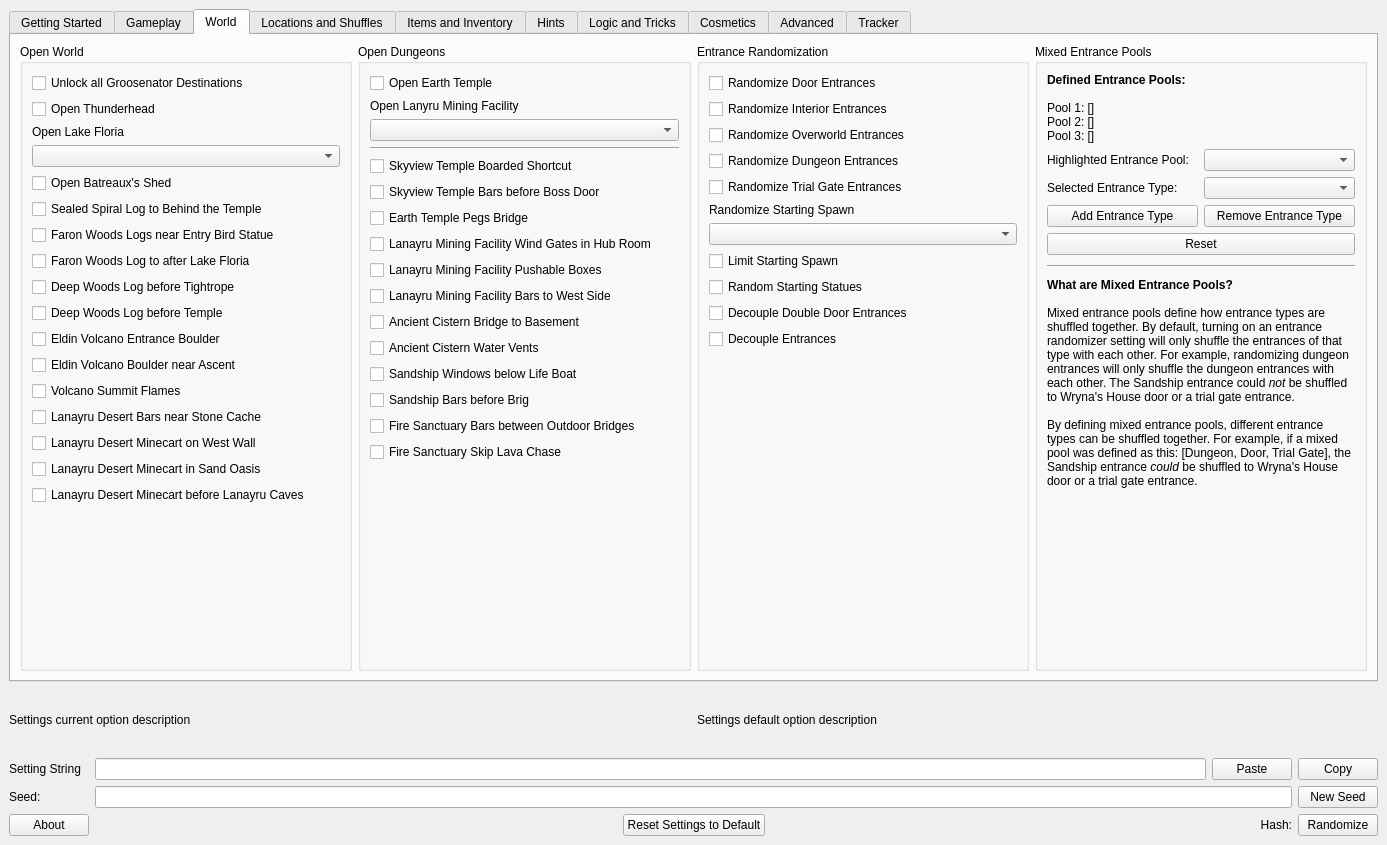
Old version of the form gui/ui/main.ui in the repository mint-choc-chip-skyblade/sshd-rando.
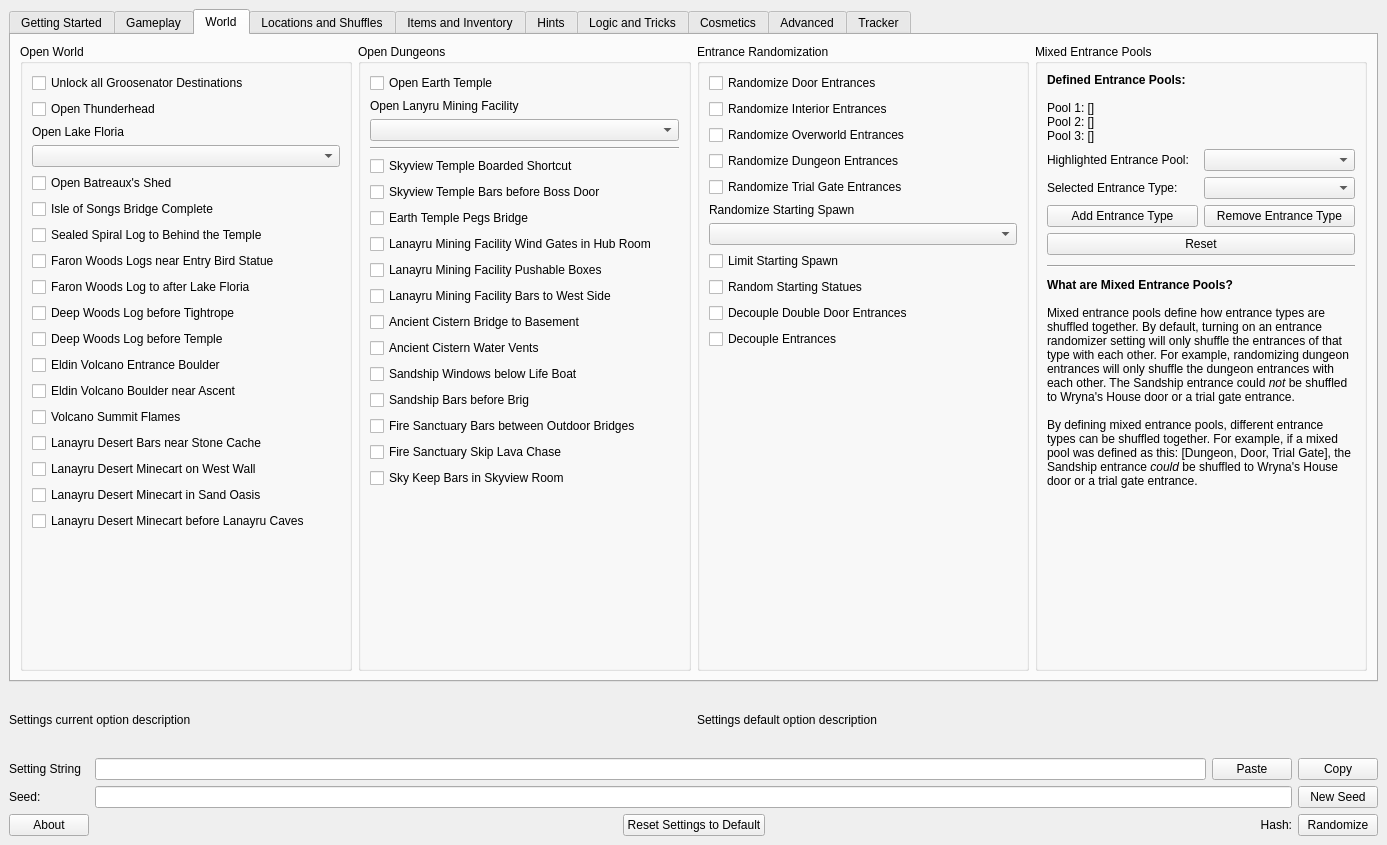
New version of the form. Custom widgets are drawn as their Qt base class.

Commit message: Add shortcuts for ios bridge and SKeep SV bars

```diff
--- a/gui/ui/main.ui
+++ b/gui/ui/main.ui
@@ -1064,6 +1064,13 @@
              </property>
             </widget>
            </item>
+           <item>
+            <widget class="RandoTriStateCheckBox" name="setting_shortcut_ios_bridge_complete">
+             <property name="text">
+              <string>Isle of Songs Bridge Complete</string>
+             </property>
+            </widget>
+           </item>
            <item>
             <widget class="RandoTriStateCheckBox" name="setting_shortcut_spiral_log_to_btt">
              <property name="text">
@@ -1278,6 +1285,13 @@
              </property>
             </widget>
            </item>
+           <item>
+            <widget class="RandoTriStateCheckBox" name="setting_shortcut_sky_keep_sv_room_bars">
+             <property name="text">
+              <string>Sky Keep Bars in Skyview Room</string>
+             </property>
+            </widget>
+           </item>
            <item>
             <spacer name="shortcuts_vspacer">
              <property name="orientation">
```
The commit also changes 5 other files.
